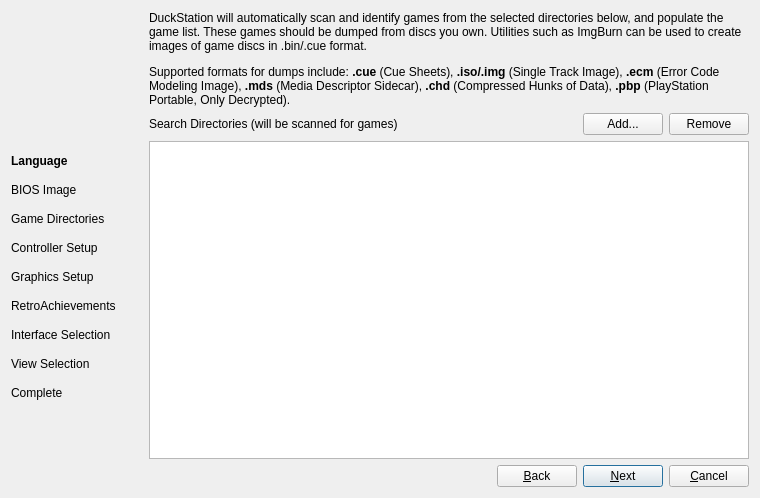
This is src/duckstation-qt/setupwizarddialog.ui in stenzek/duckstation as Qt 5 draws it before an edit. The edited form follows.
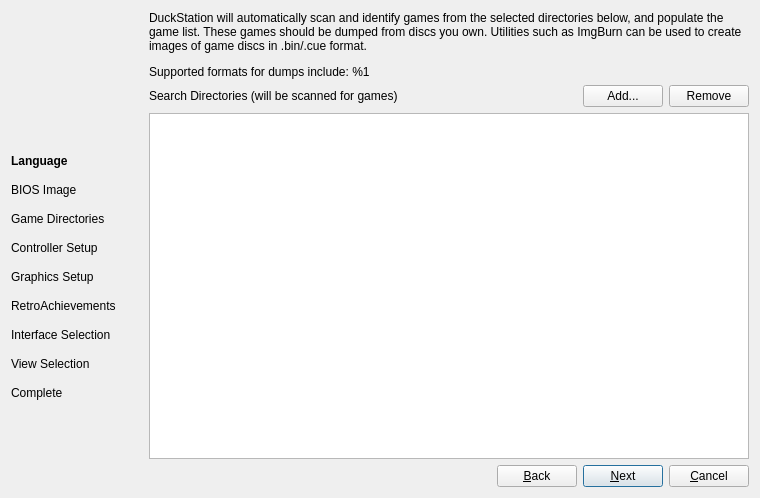
This is the edited form. The open tabs and pages were chosen to show the change. Icons and pictures are not drawn. Custom widgets are drawn as their Qt base class.

Commit message:
Qt: Remove multiple sources of truth for supported formats
Setup wizard was outdated.

```diff
--- a/src/duckstation-qt/setupwizarddialog.ui
+++ b/src/duckstation-qt/setupwizarddialog.ui
@@ -486,7 +486,7 @@
        <item>
         <widget class="QLabel" name="gameDirectoriesDescription">
          <property name="text">
-          <string>&lt;html&gt;&lt;head/&gt;&lt;body&gt;&lt;p&gt;DuckStation will automatically scan and identify games from the selected directories below, and populate the game list. These games should be dumped from discs you own. Utilities such as ImgBurn can be used to create images of game discs in .bin/.cue format.&lt;/p&gt;&lt;p&gt;Supported formats for dumps include: &lt;span style=&quot; font-weight:700;&quot;&gt;.cue&lt;/span&gt; (Cue Sheets), &lt;span style=&quot; font-weight:700;&quot;&gt;.iso/.img&lt;/span&gt; (Single Track Image), &lt;span style=&quot; font-weight:700;&quot;&gt;.ecm&lt;/span&gt; (Error Code Modeling Image), &lt;span style=&quot; font-weight:700;&quot;&gt;.mds&lt;/span&gt; (Media Descriptor Sidecar), &lt;span style=&quot; font-weight:700;&quot;&gt;.chd&lt;/span&gt; (Compressed Hunks of Data), &lt;span style=&quot; font-weight:700;&quot;&gt;.pbp&lt;/span&gt; (PlayStation Portable, Only Decrypted).&lt;/p&gt;&lt;/body&gt;&lt;/html&gt;</string>
+          <string>&lt;html&gt;&lt;head/&gt;&lt;body&gt;&lt;p&gt;DuckStation will automatically scan and identify games from the selected directories below, and populate the game list. These games should be dumped from discs you own. Utilities such as ImgBurn can be used to create images of game discs in .bin/.cue format.&lt;/p&gt;&lt;p&gt;Supported formats for dumps include: %1&lt;/p&gt;&lt;/body&gt;&lt;/html&gt;</string>
          </property>
          <property name="alignment">
           <set>Qt::AlignmentFlag::AlignLeading|Qt::AlignmentFlag::AlignLeft|Qt::AlignmentFlag::AlignTop</set>
```
The commit also changes 4 other files.
